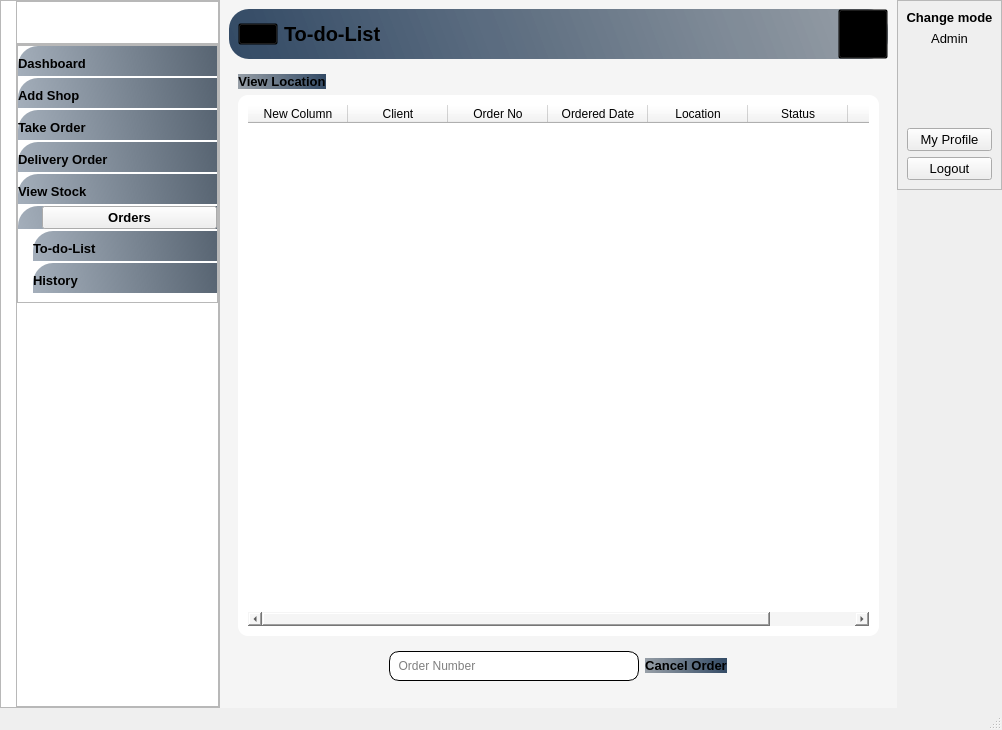
Before: the Qt Designer form Rider.ui in mukarramdaniel/Distribution-System_Python, drawn with Qt 5.
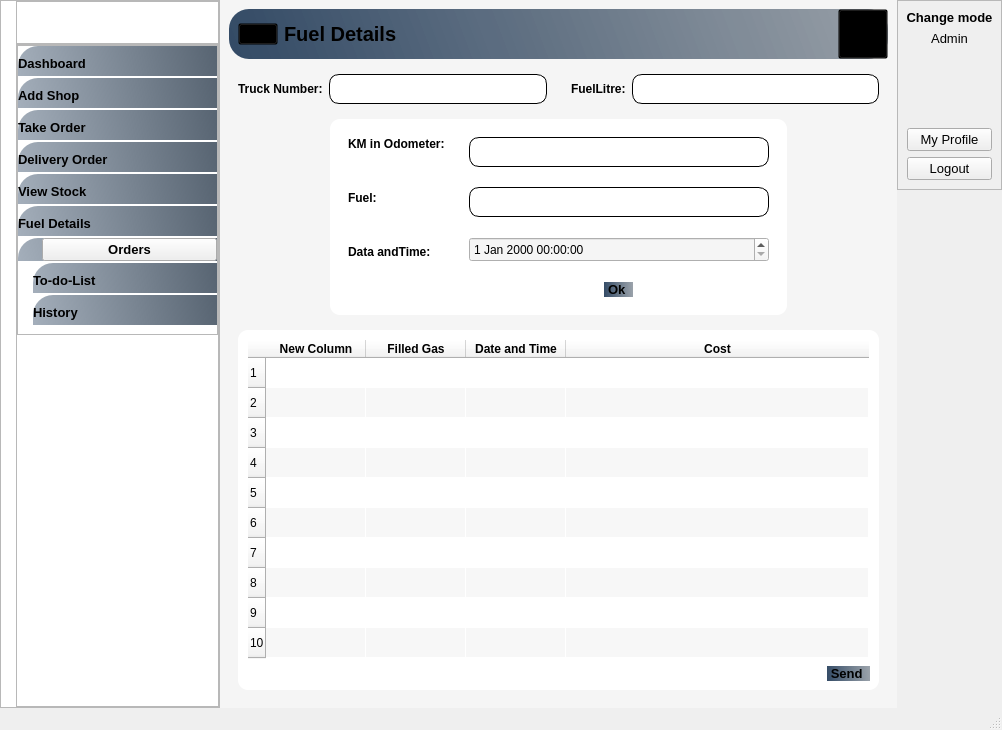
After: the same form once the commit is applied. Icons and pictures are not drawn. Custom widgets are drawn as their Qt base class.

Patch:
```diff
--- a/Rider.ui
+++ b/Rider.ui
@@ -121,7 +121,7 @@
         <string notr="true">#widget_41{
 background-color:#ffffff;
 }
-#btn_AddShop,#btn_TakeOrder,#btn_DeliverOrder,#btn_ViewStock_2,#btn_ToDoList,#widget_Orders,#btn_History,#btn_Dashboard{
+#btn_AddShop,#btn_TakeOrder,#btn_DeliverOrder,#btn_ViewStock_2,#btn_ToDoList,#widget_Orders,#btn_History,#btn_Dashboard,#btn_FuelDetails{
 background-color:qlineargradient(spread:pad,x1:0,y1:0.505682,x2:1,y2:0.477,stop:0 rgba(20,47,78,100),stop:1 rgba(85,98,112,250));
 padding:10px,5px;
 text-align:left;
@@ -132,7 +132,7 @@
 
 border-radius:20px;
 }
-#btn_AddShop:hover,#btn_TakeOrder:hover,#btn_DeliverOrder:hover,#btn_ViewStock_2:hover,#btn_ToDoList:hover,#widget_Orders:hover,#btn_History:hover,#btn_Dashboard:hover{
+#btn_AddShop:hover,#btn_TakeOrder:hover,#btn_DeliverOrder:hover,#btn_ViewStock_2:hover,#btn_ToDoList:hover,#widget_Orders:hover,#btn_History:hover,#btn_Dashboard:hover,#btn_FuelDetails:hover{
 background-color:#ececec;
 }</string>
        </property>
@@ -426,6 +426,30 @@
                       </property>
                      </widget>
                     </item>
+                    <item>
+                     <widget class="QPushButton" name="btn_FuelDetails">
+                      <property name="font">
+                       <font>
+                        <pointsize>10</pointsize>
+                        <weight>75</weight>
+                        <bold>true</bold>
+                       </font>
+                      </property>
+                      <property name="text">
+                       <string>Fuel Details</string>
+                      </property>
+                      <property name="icon">
+                       <iconset resource="Resource.qrc">
+                        <normaloff>:/White Icons/Graphics/featherBlack/fast-delivery.png</normaloff>:/White Icons/Graphics/featherBlack/fast-delivery.png</iconset>
+                      </property>
+                      <property name="iconSize">
+                       <size>
+                        <width>24</width>
+                        <height>24</height>
+                       </size>
+                      </property>
+                     </widget>
+                    </item>
                     <item>
                      <widget class="QWidget" name="widget_Orders" native="true">
                       <layout class="QHBoxLayout" name="horizontalLayout_64">
@@ -590,7 +614,7 @@
        <number>1</number>
       </property>
       <property name="currentIndex">
-       <number>6</number>
+       <number>7</number>
       </property>
       <widget class="QWidget" name="page_DeliverOrder">
        <property name="styleSheet">
@@ -3600,7 +3624,7 @@
                           </font>
                          </property>
                          <property name="readOnly">
-                          <bool>false</bool>
+                          <bool>true</bool>
                          </property>
                          <property name="placeholderText">
                           <string>  Name</string>
@@ -3645,9 +3669,6 @@
                        </item>
                        <item>
                         <widget class="QWidget" name="widget_23" native="true">
-                         <property name="whatsThis">
-                          <string notr="true"/>
-                         </property>
                          <layout class="QHBoxLayout" name="horizontalLayout_10">
                           <property name="topMargin">
                            <number>0</number>
@@ -3660,22 +3681,16 @@
                           </property>
                           <item>
                            <widget class="QLineEdit" name="txt_Address">
-                            <property name="enabled">
-                             <bool>true</bool>
-                            </property>
                             <property name="font">
                              <font>
                               <pointsize>9</pointsize>
                              </font>
                             </property>
-                            <property name="whatsThis">
-                             <string notr="true"/>
-                            </property>
                             <property name="text">
                              <string/>
                             </property>
                             <property name="readOnly">
-                             <bool>false</bool>
+                             <bool>true</bool>
                             </property>
                             <property name="placeholderText">
                              <string>Address</string>
@@ -4108,7 +4123,7 @@
         </item>
        </layout>
       </widget>
-      <widget class="map" name="To_do_List_page">
+      <widget class="QWidget" name="To_do_List_page">
        <property name="styleSheet">
         <string notr="true">*{
 background-color:#f5f5f5;
@@ -4378,7 +4393,7 @@
                     <string>Cancel Order</string>
                    </property>
                    <property name="icon">
-                    <iconset>
+                    <iconset resource="Resource.qrc">
                      <normaloff>:/White Icons/Graphics/featherBlack/cancel.png</normaloff>:/White Icons/Graphics/featherBlack/cancel.png</iconset>
                    </property>
                    <property name="iconSize">
@@ -4400,6 +4415,473 @@
         </item>
        </layout>
       </widget>
+      <widget class="QWidget" name="FuelDetails_page">
+       <property name="styleSheet">
+        <string notr="true">*{
+background-color:#f5f5f5;
+}
+#HeaderFrame_13{
+background-color:qlineargradient(spread:pad,x1:0,y1:0.505682,x2:1,y2:0.477,stop:0 rgba(20,47,78,219),stop:1 rgba(85,98,112,150));
+ border-radius: 20px;
+}
+QPushButton,QLabel,#widget_53,#widget_54,#widget_79,#widget_80,#table_FuelDetails{
+background:transparent;
+}
+#txt_FuelinLitre,#txt_TruckNumber,#txt_KMs,#txt_Fuel{
+background-color:#fff;
+border-radius: 10px;
+border: 1px solid #000000
+}
+#btn_Ok,#btn_Send{
+background-color:qlineargradient(spread:pad,x1:0,y1:0.505682,x2:1,y2:0.477,stop:0 rgba(20,47,78,219),stop:1 rgba(85,98,112,150));
+ border-radius: 10px;
+}
+#widget_68,#widget_62{
+background-color:#fff;
+ border-radius: 10px;
+}
+#accountBtn_14:hover{
+background-color:#ececec;
+ border-radius: 20px;
+}
+#btn_Ok:hover,#btn_Send:hover{
+background-color:#ececec;
+}</string>
+       </property>
+       <layout class="QVBoxLayout" name="verticalLayout_40">
+        <item>
+         <widget class="QWidget" name="widget_52" native="true">
+          <layout class="QVBoxLayout" name="verticalLayout_41">
+           <property name="leftMargin">
+            <number>0</number>
+           </property>
+           <property name="topMargin">
+            <number>0</number>
+           </property>
+           <property name="rightMargin">
+            <number>0</number>
+           </property>
+           <property name="bottomMargin">
+            <number>0</number>
+           </property>
+           <item alignment="Qt::AlignTop">
+            <widget class="QWidget" name="HeaderFrame_13" native="true">
+             <property name="autoFillBackground">
+              <bool>false</bool>
+             </property>
+             <layout class="QHBoxLayout" name="horizontalLayout_69">
+              <property name="spacing">
+               <number>0</number>
+              </property>
+              <property name="leftMargin">
+               <number>0</number>
+              </property>
+              <property name="topMargin">
+               <number>0</number>
+              </property>
+              <property name="rightMargin">
+               <number>0</number>
+              </property>
+              <property name="bottomMargin">
+               <number>0</number>
+              </property>
+              <item alignment="Qt::AlignLeft">
+               <widget class="QWidget" name="widget_53" native="true">
+                <layout class="QHBoxLayout" name="horizontalLayout_70">
+                 <property name="topMargin">
+                  <number>0</number>
+                 </property>
+                 <property name="bottomMargin">
+                  <number>0</number>
+                 </property>
+                 <item>
+                  <widget class="QPushButton" name="menuBtn_14">
+                   <property name="text">
+                    <string/>
+                   </property>
+                   <property name="icon">
+                    <iconset resource="Resource.qrc">
+                     <normaloff>:/Black Icons/Graphics/featherBlack/menu.svg</normaloff>:/Black Icons/Graphics/featherBlack/menu.svg</iconset>
+                   </property>
+                   <property name="iconSize">
+                    <size>
+                     <width>24</width>
+                     <height>24</height>
+                    </size>
+                   </property>
+                  </widget>
+                 </item>
+                 <item>
+                  <widget class="QLabel" name="appHeader_14">
+                   <property name="font">
+                    <font>
+                     <pointsize>15</pointsize>
+                     <weight>75</weight>
+                     <bold>true</bold>
+                    </font>
+                   </property>
+                   <property name="text">
+                    <string>Fuel Details</string>
+                   </property>
+                  </widget>
+                 </item>
+                </layout>
+               </widget>
+              </item>
+              <item>
+               <widget class="QWidget" name="widget_54" native="true">
+                <layout class="QHBoxLayout" name="horizontalLayout_75">
+                 <property name="spacing">
+                  <number>0</number>
+                 </property>
+                 <property name="leftMargin">
+                  <number>0</number>
+                 </property>
+                 <property name="topMargin">
+                  <number>0</number>
+                 </property>
+                 <property name="rightMargin">
+                  <number>0</number>
+                 </property>
+                 <property name="bottomMargin">
+                  <number>0</number>
+                 </property>
+                 <item alignment="Qt::AlignRight">
+                  <widget class="QPushButton" name="accountBtn_14">
+                   <property name="minimumSize">
+                    <size>
+                     <width>50</width>
+                     <height>50</height>
+                    </size>
+                   </property>
+                   <property name="text">
+                    <string/>
+                   </property>
+                   <property name="icon">
+                    <iconset resource="Resource.qrc">
+                     <normaloff>:/Black Icons/Graphics/featherBlack/user.svg</normaloff>:/Black Icons/Graphics/featherBlack/user.svg</iconset>
+                   </property>
+                   <property name="iconSize">
+                    <size>
+                     <width>32</width>
+                     <height>32</height>
+                    </size>
+                   </property>
+                  </widget>
+                 </item>
+                </layout>
+               </widget>
+              </item>
+             </layout>
+            </widget>
+           </item>
+           <item alignment="Qt::AlignTop">
+            <widget class="QWidget" name="widget_55" native="true">
+             <layout class="QHBoxLayout" name="horizontalLayout_24">
+              <property name="leftMargin">
+               <number>0</number>
+              </property>
+              <property name="topMargin">
+               <number>0</number>
+              </property>
+              <property name="rightMargin">
+               <number>0</number>
+              </property>
+              <property name="bottomMargin">
+               <number>0</number>
+              </property>
+              <item>
+               <widget class="QWidget" name="widget_69" native="true">
+                <layout class="QHBoxLayout" name="horizontalLayout_25">
+                 <item>
+                  <widget class="QLabel" name="label_16">
+                   <property name="font">
+                    <font>
+                     <weight>75</weight>
+                     <bold>true</bold>
+                    </font>
+                   </property>
+                   <property name="text">
+                    <string>Truck Number:</string>
+                   </property>
+                  </widget>
+                 </item>
+                 <item>
+                  <widget class="QLineEdit" name="txt_TruckNumber">
+                   <property name="minimumSize">
+                    <size>
+                     <width>0</width>
+                     <height>30</height>
+                    </size>
+                   </property>
+                  </widget>
+                 </item>
+                </layout>
+               </widget>
+              </item>
+              <item>
+               <widget class="QWidget" name="widget_70" native="true">
+                <layout class="QHBoxLayout" name="horizontalLayout_26">
+                 <item>
+                  <widget class="QLabel" name="label_51">
+                   <property name="font">
+                    <font>
+                     <weight>75</weight>
+                     <bold>true</bold>
+                    </font>
+                   </property>
+                   <property name="text">
+                    <string>FuelLitre:</string>
+                   </property>
+                  </widget>
+                 </item>
+                 <item>
+                  <widget class="QLineEdit" name="txt_FuelinLitre">
+                   <property name="minimumSize">
+                    <size>
+                     <width>0</width>
+                     <height>30</height>
+                    </size>
+                   </property>
+                  </widget>
+                 </item>
+                </layout>
+               </widget>
+              </item>
+             </layout>
+            </widget>
+           </item>
+           <item alignment="Qt::AlignHCenter">
+            <widget class="QWidget" name="widget_62" native="true">
+             <layout class="QHBoxLayout" name="horizontalLayout_27">
+              <property name="bottomMargin">
+               <number>9</number>
+              </property>
+              <item alignment="Qt::AlignTop">
+               <widget class="QWidget" name="widget_79" native="true">
+                <layout class="QVBoxLayout" name="verticalLayout_45">
+                 <property name="spacing">
+                  <number>40</number>
+                 </property>
+                 <item>
+                  <widget class="QLabel" name="label_52">
+                   <property name="font">
+                    <font>
+                     <weight>75</weight>
+                     <bold>true</bold>
+                    </font>
+                   </property>
+                   <property name="text">
+                    <string>KM in Odometer:</string>
+                   </property>
+                  </widget>
+                 </item>
+                 <item>
+                  <widget class="QLabel" name="label_53">
+                   <property name="font">
+                    <font>
+                     <weight>75</weight>
+                     <bold>true</bold>
+                    </font>
+                   </property>
+                   <property name="text">
+                    <string>Fuel:</string>
+                   </property>
+                  </widget>
+                 </item>
+                 <item>
+                  <widget class="QLabel" name="label_54">
+                   <property name="font">
+                    <font>
+                     <weight>75</weight>
+                     <bold>true</bold>
+                    </font>
+                   </property>
+                   <property name="text">
+                    <string>Data andTime:</string>
+                   </property>
+                  </widget>
+                 </item>
+                </layout>
+               </widget>
+              </item>
+              <item>
+               <widget class="QWidget" name="widget_80" native="true">
+                <layout class="QVBoxLayout" name="verticalLayout_51">
+                 <property name="spacing">
+                  <number>20</number>
+                 </property>
+                 <item>
+                  <widget class="QLineEdit" name="txt_KMs">
+                   <property name="minimumSize">
+                    <size>
+                     <width>300</width>
+                     <height>30</height>
+                    </size>
+                   </property>
+                  </widget>
+                 </item>
+                 <item>
+                  <widget class="QLineEdit" name="txt_Fuel">
+                   <property name="minimumSize">
+                    <size>
+                     <width>0</width>
+                     <height>30</height>
+                    </size>
+                   </property>
+                  </widget>
+                 </item>
+                 <item>
+                  <widget class="QDateTimeEdit" name="dateTime">
+                   <property name="minimumSize">
+                    <size>
+                     <width>0</width>
+                     <height>25</height>
+                    </size>
+                   </property>
+                  </widget>
+                 </item>
+                 <item alignment="Qt::AlignHCenter">
+                  <widget class="QPushButton" name="btn_Ok">
+                   <property name="font">
+                    <font>
+                     <pointsize>10</pointsize>
+                     <weight>75</weight>
+                     <bold>true</bold>
+                    </font>
+                   </property>
+                   <property name="text">
+                    <string> Ok  </string>
+                   </property>
+                   <property name="icon">
+                    <iconset resource="Resource.qrc">
+                     <normaloff>:/Black Icons/Graphics/featherBlack/arrow-down-circle.svg</normaloff>:/Black Icons/Graphics/featherBlack/arrow-down-circle.svg</iconset>
+                   </property>
+                   <property name="iconSize">
+                    <size>
+                     <width>20</width>
+                     <height>20</height>
+                    </size>
+                   </property>
+                  </widget>
+                 </item>
+                </layout>
+               </widget>
+              </item>
+             </layout>
+            </widget>
+           </item>
+           <item>
+            <widget class="QWidget" name="widget_81" native="true">
+             <layout class="QVBoxLayout" name="verticalLayout_53">
+              <item>
+               <widget class="QWidget" name="widget_68" native="true">
+                <layout class="QVBoxLayout" name="verticalLayout_52">
+                 <item>
+                  <widget class="QTableWidget" name="table_FuelDetails">
+                   <property name="editTriggers">
+                    <set>QAbstractItemView::NoEditTriggers</set>
+                   </property>
+                   <property name="alternatingRowColors">
+                    <bool>true</bool>
+                   </property>
+                   <property name="rowCount">
+                    <number>10</number>
+                   </property>
+                   <attribute name="horizontalHeaderStretchLastSection">
+                    <bool>true</bool>
+                   </attribute>
+                   <row/>
+                   <row/>
+                   <row/>
+                   <row/>
+                   <row/>
+                   <row/>
+                   <row/>
+                   <row/>
+                   <row/>
+                   <row/>
+                   <column>
+                    <property name="text">
+                     <string>New Column</string>
+                    </property>
+                    <property name="font">
+                     <font>
+                      <weight>75</weight>
+                      <bold>true</bold>
+                     </font>
+                    </property>
+                   </column>
+                   <column>
+                    <property name="text">
+                     <string>Filled Gas</string>
+                    </property>
+                    <property name="font">
+                     <font>
+                      <weight>75</weight>
+                      <bold>true</bold>
+                     </font>
+                    </property>
+                   </column>
+                   <column>
+                    <property name="text">
+                     <string>Date and Time</string>
+                    </property>
+                    <property name="font">
+                     <font>
+                      <weight>75</weight>
+                      <bold>true</bold>
+                     </font>
+                    </property>
+                   </column>
+                   <column>
+                    <property name="text">
+                     <string>Cost</string>
+                    </property>
+                    <property name="font">
+                     <font>
+                      <weight>75</weight>
+                      <bold>true</bold>
+                     </font>
+                    </property>
+                   </column>
+                  </widget>
+                 </item>
+                 <item alignment="Qt::AlignRight">
+                  <widget class="QPushButton" name="btn_Send">
+                   <property name="font">
+                    <font>
+                     <pointsize>10</pointsize>
+                     <weight>75</weight>
+                     <bold>true</bold>
+                    </font>
+                   </property>
+                   <property name="text">
+                    <string> Send  </string>
+                   </property>
+                   <property name="icon">
+                    <iconset resource="Resource.qrc">
+                     <normaloff>:/Black Icons/Graphics/featherBlack/send.svg</normaloff>:/Black Icons/Graphics/featherBlack/send.svg</iconset>
+                   </property>
+                   <property name="iconSize">
+                    <size>
+                     <width>24</width>
+                     <height>24</height>
+                    </size>
+                   </property>
+                  </widget>
+                 </item>
+                </layout>
+               </widget>
+              </item>
+             </layout>
+            </widget>
+           </item>
+          </layout>
+         </widget>
+        </item>
+       </layout>
+      </widget>
      </widget>
     </item>
     <item>
@@ -4569,14 +5051,6 @@
   </widget>
   <widget class="QStatusBar" name="statusbar"/>
  </widget>
- <customwidgets>
-  <customwidget>
-   <class>map</class>
-   <extends>QWidget</extends>
-   <header>map.h</header>
-   <container>1</container>
-  </customwidget>
- </customwidgets>
  <resources>
   <include location="Resource.qrc"/>
  </resources>
```
